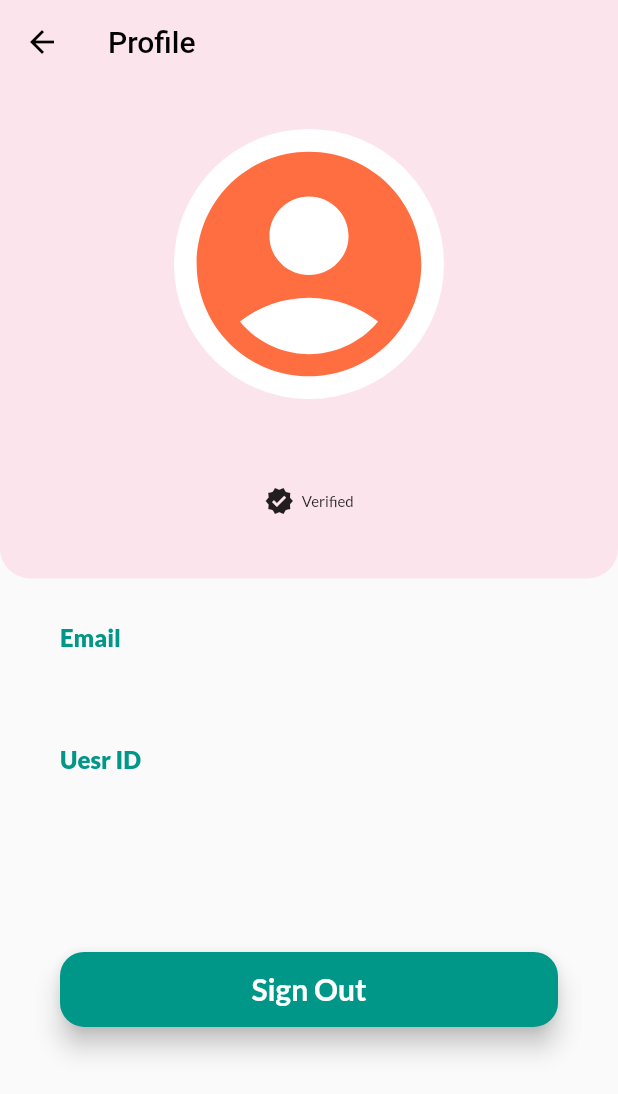
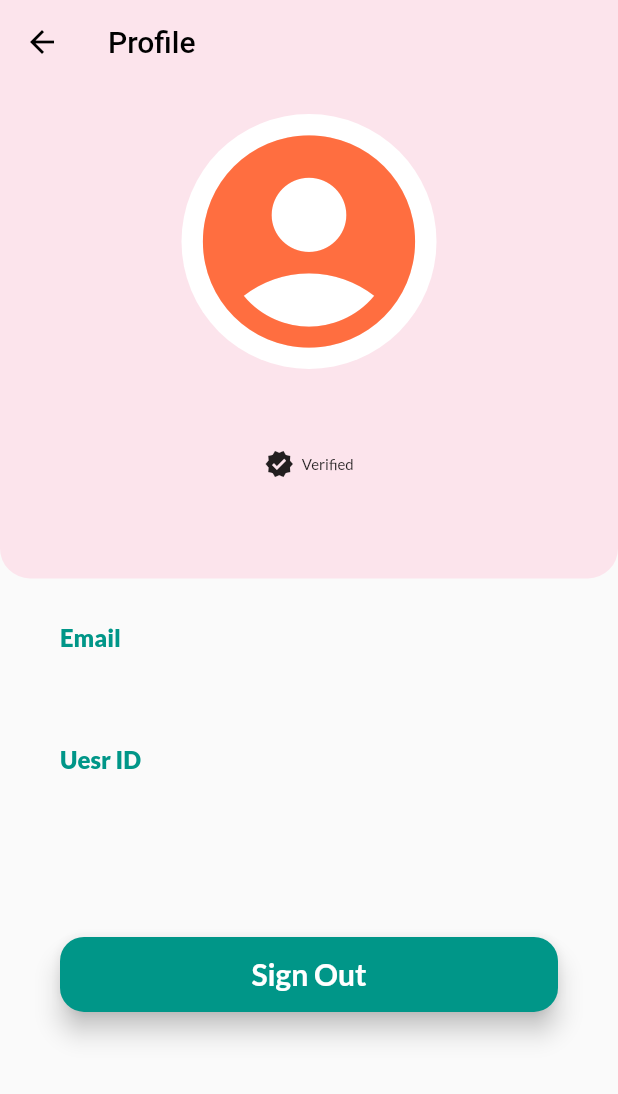
Before and after one commit to dc-exe/Health_and_Doctor_Appointment, a Flutter app: the UserProfile screen opened by its route, on a phone screen of 412 x 824 dp. Shown: the top 1094 px of the screen. Run offline on Flutter 3.47's test engine with Material 2 defaults, Android fonts, the phone set to English and light mode, and no system bars; our stand-ins replace cloud_firestore, firebase_auth, firebase_core, flutter_icons, flutter_tabler_icons, google_fonts; accounts and stored records are empty.

Commit message:
Initial commit

```diff
--- a/lib/userProfile.dart
+++ b/lib/userProfile.dart
@@ -47,10 +47,11 @@ class _UserProfileState extends State<UserProfile> {
         ),
       ),
       body: Column(
-        //crossAxisAlignment: CrossAxisAlignment.center,
+        mainAxisAlignment: MainAxisAlignment.center,
+        crossAxisAlignment: CrossAxisAlignment.center,
         children: [
           Container(
-            padding: EdgeInsets.only(top: 30),
+            padding: EdgeInsets.only(top: 20),
             width: MediaQuery.of(context).size.width,
             height: MediaQuery.of(context).size.height / 2.5,
             decoration: BoxDecoration(
@@ -61,21 +62,23 @@ class _UserProfileState extends State<UserProfile> {
               color: Colors.pink[50],
             ),
             child: Column(
+              //smainAxisAlignment: MainAxisAlignment.center,
+              crossAxisAlignment: CrossAxisAlignment.center,
               children: [
                 CircleAvatar(
                   backgroundColor: Colors.white,
                   child: Icon(
                     Icons.account_circle,
-                    size: 180,
+                    size: 170,
                     color: Colors.deepOrangeAccent,
                   ),
-                  radius: 90,
+                  radius: 85,
                 ),
                 SizedBox(
-                  height: 20,
+                  height: 15,
                 ),
                 Container(
-                  padding: EdgeInsets.only(left: 20, bottom: 5),
+                  padding: EdgeInsets.only(left: 0, bottom: 5),
                   child: Text(
                     user.displayName,
                     style: GoogleFonts.rufina(
@@ -150,7 +153,7 @@ class _UserProfileState extends State<UserProfile> {
                     style: GoogleFonts.lato(fontSize: 16),
                   ),
                   SizedBox(
-                    height: 90,
+                    height: 80,
                   ),
                   Container(
                     width: MediaQuery.of(context).size.width,
```
